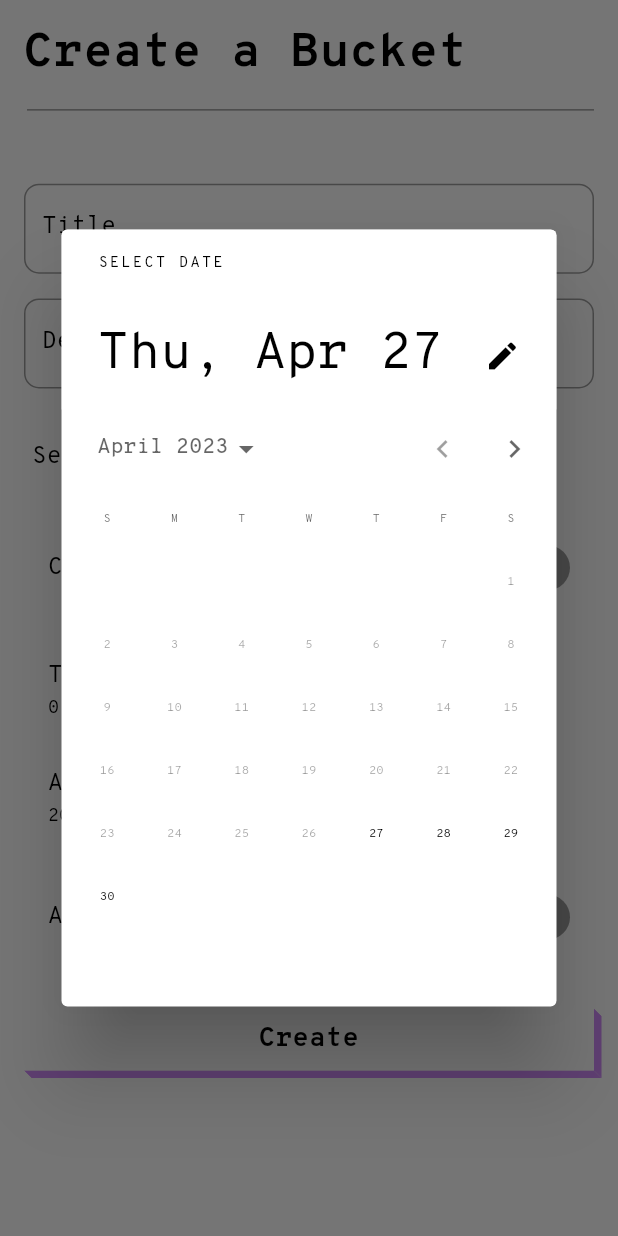
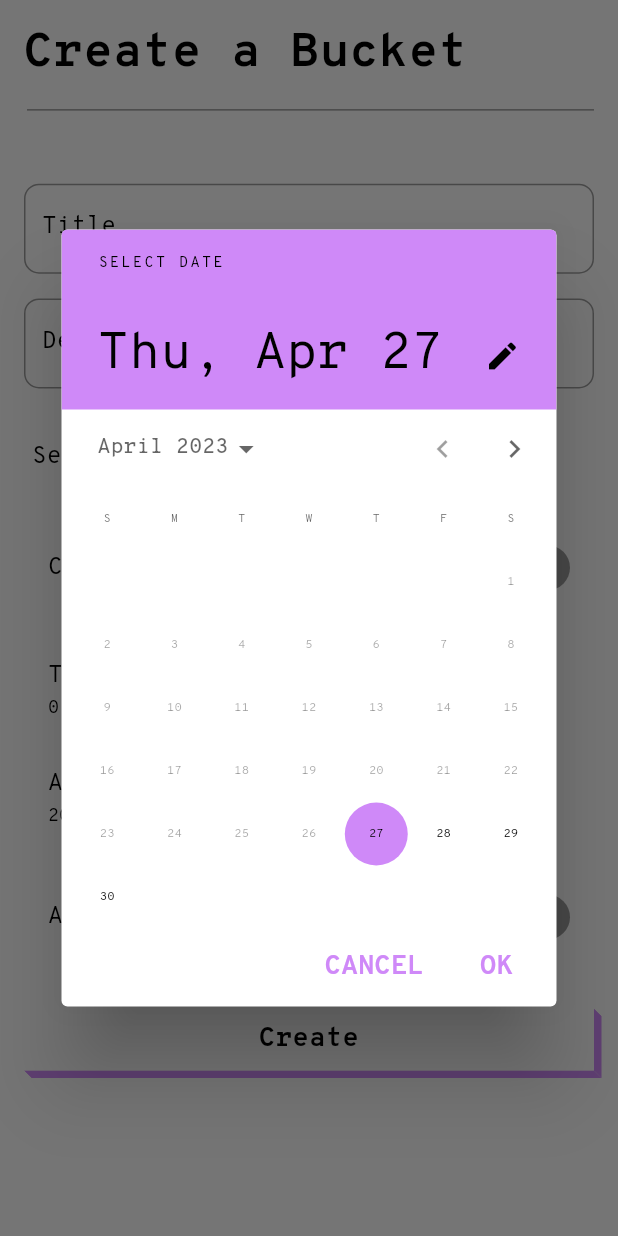
Before and after one commit to Spyy004/LifeList, a Flutter app: the CreateBucketScreen screen opened by its route, after a tap on the "calendar today" icon, on a phone screen of 412 x 824 dp. Run offline on Flutter 3.47's test engine with Material 2 defaults, Android fonts, the phone set to English and light mode, and no system bars; our stand-ins replace flutter_native_splash, fluttertoast, isar, package_info_plus, pdf; missing offline and left inert: add_2_calendar, external_path, flutter_email_sender, open_file_plus; accounts and stored records are empty; generated files the repository leaves out were written again; statements that could not run were skipped.

Commit message:
calendar ui fixed

```diff
--- a/lib/screens/singlebucketscreen.dart
+++ b/lib/screens/singlebucketscreen.dart
@@ -15,6 +15,8 @@ class BucketDetailsScreen extends StatelessWidget {
   final TextEditingController descController = TextEditingController();
   Future<bool> onPop(BuildContext context, singleBucketModel) async {
     await singleBucketModel.clearData();
+    nameController.clear();
+    descController.clear();
     navigationService.navigateReset(context, HOME);
     return true;
   }
--- a/lib/services/createbucketservice.dart
+++ b/lib/services/createbucketservice.dart
@@ -88,6 +88,20 @@ class CreateBucketService extends ChangeNotifier {
       initialDate: DateTime.now(),
       firstDate: DateTime.now(),
       lastDate: DateTime(2100),
+      builder: (context, child) => Theme(
+         data: Theme.of(context).copyWith(
+          colorScheme: ColorScheme.light(
+            primary: Theme.of(context).secondaryHeaderColor, // <-- SEE HERE
+            onPrimary: MediaQuery.of(context).platformBrightness==Brightness.dark?Colors.white:Colors.black, // <-- SEE HERE
+            onSurface: MediaQuery.of(context).platformBrightness==Brightness.dark?Colors.white:Colors.black // <-- SEE HERE
+          ),
+          textButtonTheme: TextButtonThemeData(
+            style: TextButton.styleFrom(
+              primary: Theme.of(context).secondaryHeaderColor, // button text color
+            ),
+          ),
+        ),
+      child: child!)
     );
     if (pickedDate != null) {
       activeSingleBucket.deadline = pickedDate;
```
